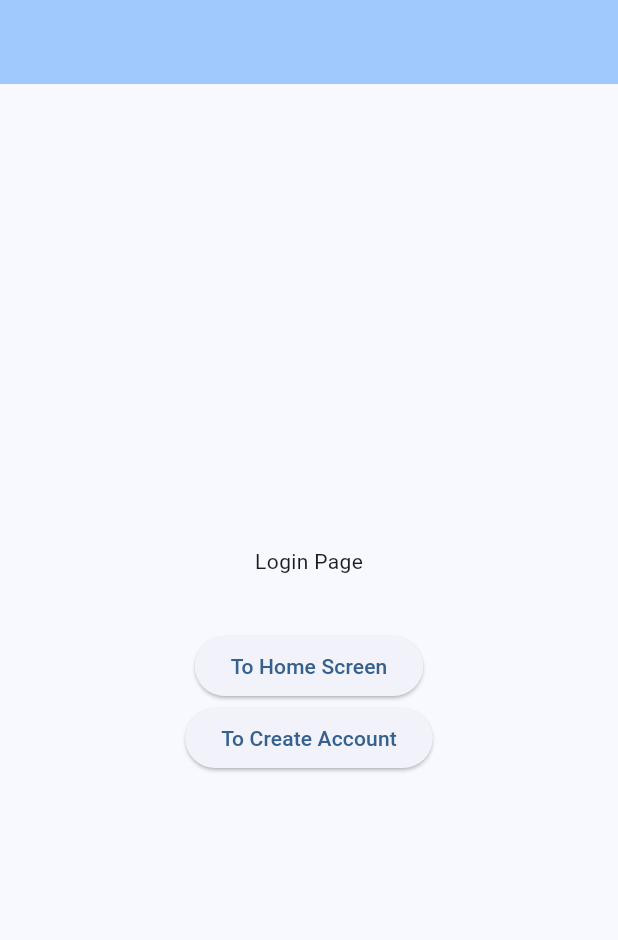
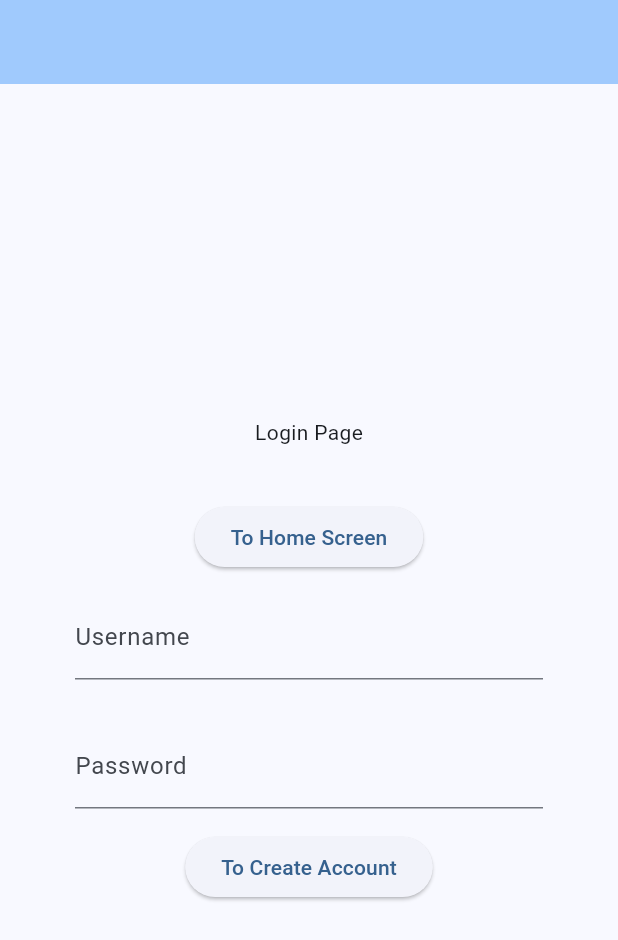
Before and after one commit to SP26GroupAGJ/SP26RedBudgetApp, a Flutter app: the screen it shows after launch, on a phone screen of 412 x 824 dp. Shown: the top 940 px of the screen. Run offline on Flutter 3.47's test engine with Material 3 defaults, Android fonts, the phone set to English and light mode, and no system bars.

Commit message:
Add files via upload
added username and password functionality

```diff
--- a/budget_app/lib/login_page.dart
+++ b/budget_app/lib/login_page.dart
@@ -1,6 +1,23 @@
 import 'package:flutter/material.dart';
 
-class LoginPage extends StatelessWidget {
+class LoginPage extends StatefulWidget {
+  @override
+  State<LoginPage> createState() => _LoginPage();
+}
+
+class _LoginPage extends State<LoginPage> {
+  final String username = "testUser";
+  final String password = "testPass";
+  final userController = TextEditingController();
+  final passController = TextEditingController();
+
+  @override
+  void dispose(){
+    userController.dispose();
+    passController.dispose();
+    super.dispose();
+  }
+
   @override
   Widget build(BuildContext context) {
     return Scaffold(
@@ -20,9 +37,25 @@ class LoginPage extends StatelessWidget {
             ),
             ElevatedButton(
                 onPressed: () {
-                  Navigator.pushReplacementNamed(context, '/login');
+                  if(userController.text==username && passController.text==password){
+                    Navigator.pushReplacementNamed(context, '/login');
+                  }
+                  else{
+
+                  }
+
                 },
                 child: Text("To Home Screen")),
+            Padding(padding: const EdgeInsets.symmetric(horizontal: 50, vertical: 15),
+            child: TextFormField(
+              decoration: const InputDecoration(border: UnderlineInputBorder(), labelText: 'Username'),
+              controller : userController,
+              ),),
+            Padding(padding: const EdgeInsets.symmetric(horizontal: 50, vertical: 15),
+            child: TextFormField(
+              decoration: const InputDecoration(border: UnderlineInputBorder(), labelText: 'Password'),
+              controller: passController,
+            ),),
             ElevatedButton(
                 onPressed: () {
                   Navigator.pushNamed(context, '/create_accnt');
```
